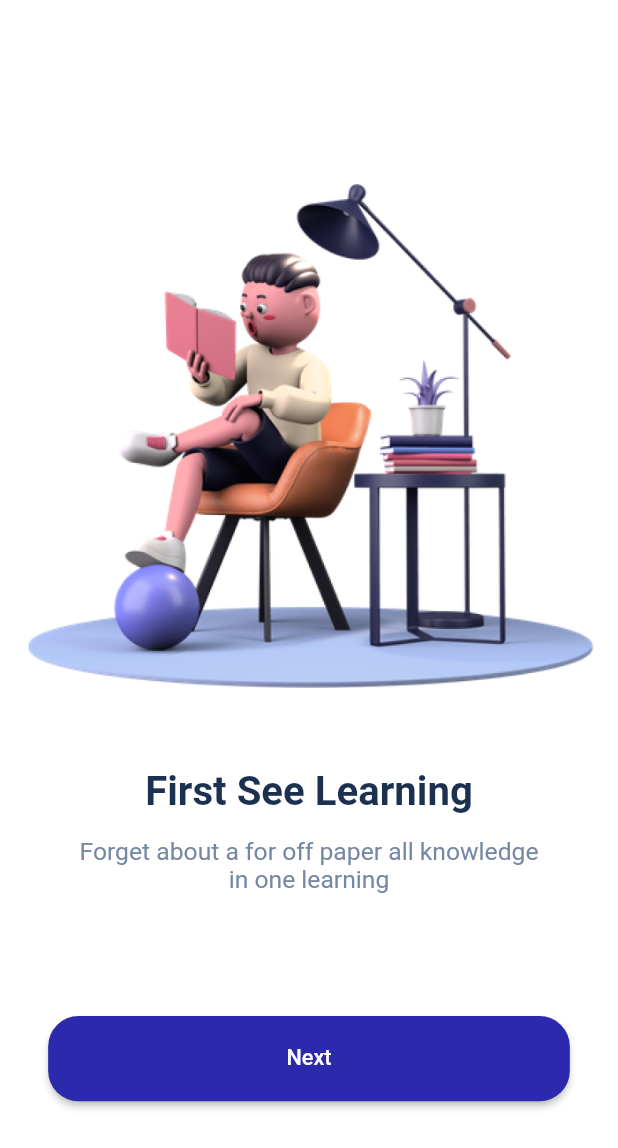
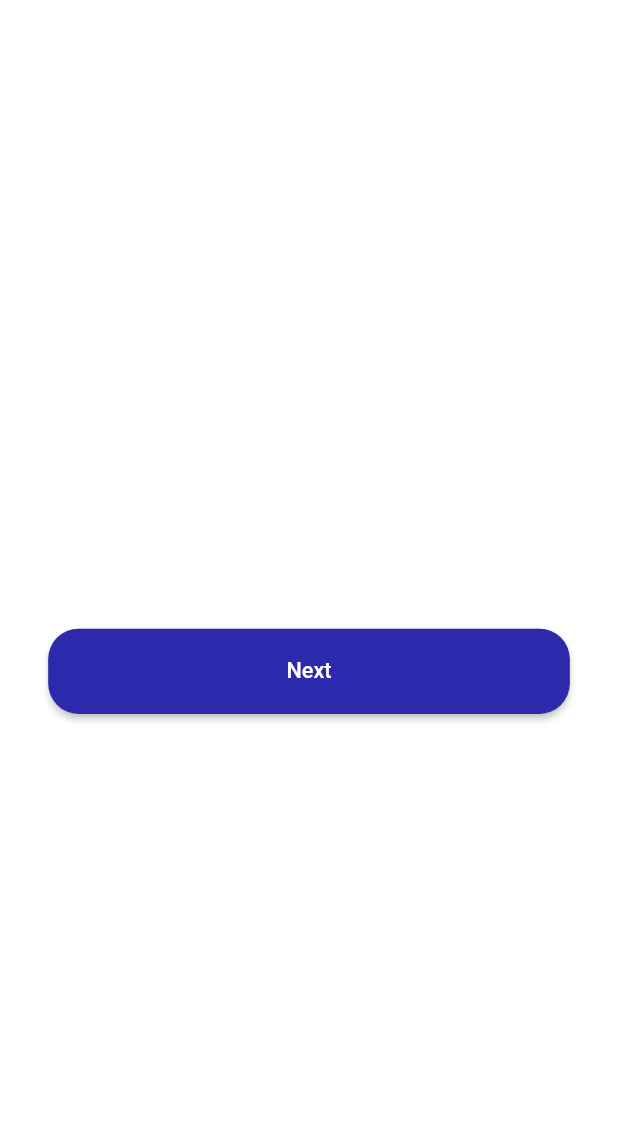
Before and after one commit to DARK-PROGRAMMER-I/u_learning, a Flutter app: the screen it shows after launch, on a phone screen of 412 x 824 dp. Shown: the top 1148 px of the screen. Run offline on Flutter 3.47's test engine with Material 2 defaults, Android fonts, the phone set to English and light mode, and no system bars; our stand-ins replace flutter_bloc, flutter_screenutil, flutter_spinkit, google_fonts, timeago.

Commit message:
Welcome screen

```diff
--- a/lib/common/common_libs.dart
+++ b/lib/common/common_libs.dart
@@ -4,3 +4,4 @@ export 'package:flutter_screenutil/flutter_screenutil.dart';
 export '../../utils/loading.dart';
 export '../../utils/thems/my_colors.dart';
 export '../../utils/thems/styles_manager.dart';
+export 'package:u_learning/utils/constants/font_manager.dart';
--- a/lib/pages/welcome/views/welcome_screen.dart
+++ b/lib/pages/welcome/views/welcome_screen.dart
@@ -15,28 +15,7 @@ class WelcomeScreen extends StatelessWidget {
         mainAxisAlignment: MainAxisAlignment.center,
         children: [
 
-          Column(
-            children: [
-              Image.asset('assets/images/reading.png'),
-              SizedBox(height: 20.h,),
-              Text('First See Learning', style: getSemiBoldStyle(
-                fontSize: MyFonts.size26,
-              ),),
-              SizedBox(height: 15.h,),
-              Container(
-                constraints: BoxConstraints(
-                  maxWidth: 300.w
-                ),
-                child: Text(
-                  'Forget about a for off paper all knowledge in one learning',
-                  textAlign: TextAlign.center,
-                  style: getRegularStyle(
-                  fontSize: MyFonts.size16,
-                  color: MyColors.bluishGreyColor
-                ),),
-              ),
-            ],
-          ),
+
           SizedBox(height: 70.h,),
           Padding(
             padding: EdgeInsets.symmetric(horizontal: 30.w),
```
Also changed, not shown: lib/pages/welcome/welcome_widgets/image_card.dart (added, +33 -0 lines).
